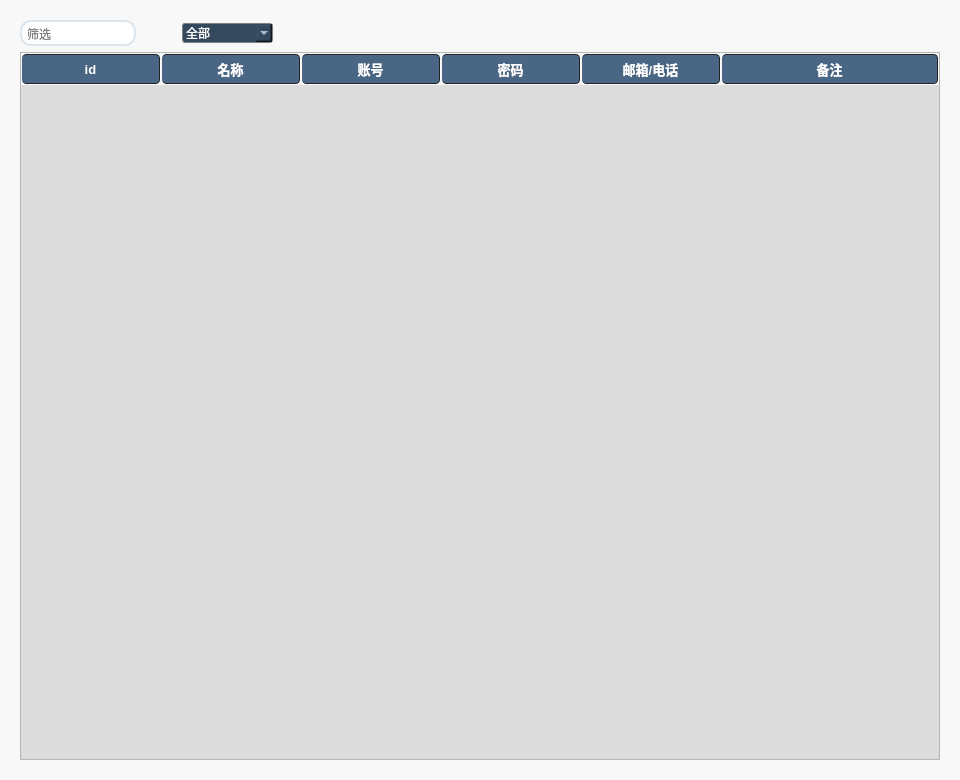
First picture: the form in gui/MainGUI.ui, repository Malloc-Luo/py-passwordmanager, before the edit.
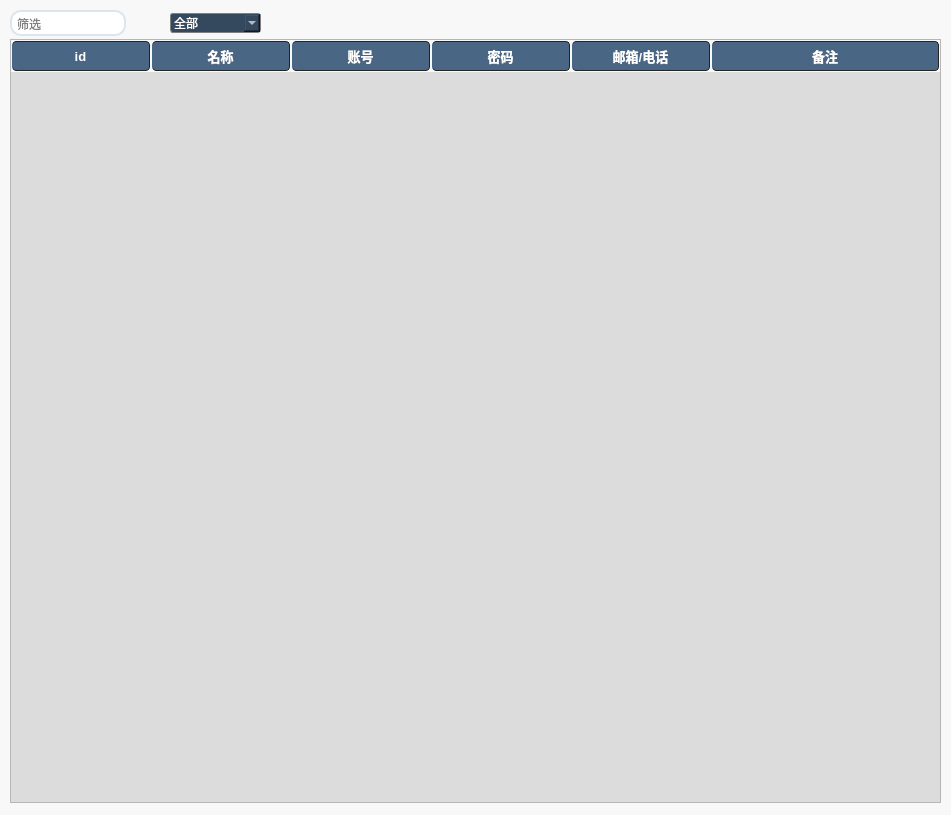
Second picture: the form after the edit. Icons and pictures are not drawn.

The edit to the form file:
```diff
--- a/gui/MainGUI.ui
+++ b/gui/MainGUI.ui
@@ -6,8 +6,8 @@
    <rect>
     <x>0</x>
     <y>0</y>
-    <width>960</width>
-    <height>780</height>
+    <width>951</width>
+    <height>815</height>
    </rect>
   </property>
   <property name="windowTitle">
@@ -28,6 +28,18 @@
 </string>
   </property>
   <layout class="QGridLayout" name="gridLayout">
+   <property name="leftMargin">
+    <number>1</number>
+   </property>
+   <property name="topMargin">
+    <number>1</number>
+   </property>
+   <property name="rightMargin">
+    <number>1</number>
+   </property>
+   <property name="bottomMargin">
+    <number>3</number>
+   </property>
    <item row="0" column="0">
     <widget class="QTabWidget" name="tabWidget">
      <property name="font">
@@ -210,8 +222,26 @@
        <string>密码管理</string>
       </attribute>
       <layout class="QVBoxLayout" name="verticalLayout">
+       <property name="spacing">
+        <number>3</number>
+       </property>
+       <property name="leftMargin">
+        <number>9</number>
+       </property>
+       <property name="topMargin">
+        <number>9</number>
+       </property>
+       <property name="rightMargin">
+        <number>9</number>
+       </property>
+       <property name="bottomMargin">
+        <number>9</number>
+       </property>
        <item>
         <layout class="QHBoxLayout" name="horizontalLayout_2">
+         <property name="spacing">
+          <number>4</number>
+         </property>
          <property name="sizeConstraint">
           <enum>QLayout::SetFixedSize</enum>
          </property>
@@ -223,6 +253,12 @@
              <verstretch>0</verstretch>
             </sizepolicy>
            </property>
+           <property name="minimumSize">
+            <size>
+             <width>0</width>
+             <height>0</height>
+            </size>
+           </property>
            <property name="font">
             <font>
              <family>Microsoft YaHei UI</family>
@@ -265,6 +301,12 @@
          </item>
          <item>
           <widget class="QComboBox" name="comboBox">
+           <property name="sizePolicy">
+            <sizepolicy hsizetype="Fixed" vsizetype="Fixed">
+             <horstretch>0</horstretch>
+             <verstretch>0</verstretch>
+            </sizepolicy>
+           </property>
            <property name="font">
             <font>
              <family>Microsoft YaHei UI</family>
@@ -352,11 +394,10 @@
            <property name="styleSheet">
             <string notr="true">QPushButton
 {
-	padding:5px;
+	padding:6px;
 	border: 0px;
 	background-color:transparent;
 	image: url(:/mainui/icon/ab1.png);
-	padding-left:4px;
 }
 QPushButton:hover
 {
@@ -391,18 +432,15 @@
            <property name="styleSheet">
             <string notr="true">QPushButton
 {
-	padding:5px;
+	padding:6px;
 	border: 0px;
 	background-color:transparent;
-	
 	image: url(:/mainui/icon/set1.png);
-	padding-left:4px;
 }
 QPushButton:hover
 {
 	border: 0px;
 	background-color:transparent;
-	
 	image: url(:/mainui/icon/set0.png);
 }
 QPushButton:pressed
@@ -438,11 +476,10 @@
            <property name="styleSheet">
             <string notr="true">QPushButton
 {
-	padding:5px;
+	padding:6px;
 	border: 0px;
 	background-color:transparent;
 	image: url(:/mainui/icon/delete1.png);
-	padding-left:4px;
 }
 QPushButton:hover
 {
@@ -491,11 +528,10 @@
            <property name="styleSheet">
             <string notr="true">QPushButton
 {
+	padding:6px;
 	border: 0px;
 	background-color:transparent;
 	image: url(:/mainui/icon/add.png);
-	padding:5px;
-	padding-left:4px;
 }
 QPushButton:hover
 {
@@ -642,6 +678,9 @@
          <attribute name="verticalHeaderVisible">
           <bool>false</bool>
          </attribute>
+         <attribute name="verticalHeaderMinimumSectionSize">
+          <number>28</number>
+         </attribute>
          <attribute name="verticalHeaderDefaultSectionSize">
           <number>40</number>
          </attribute>
```
